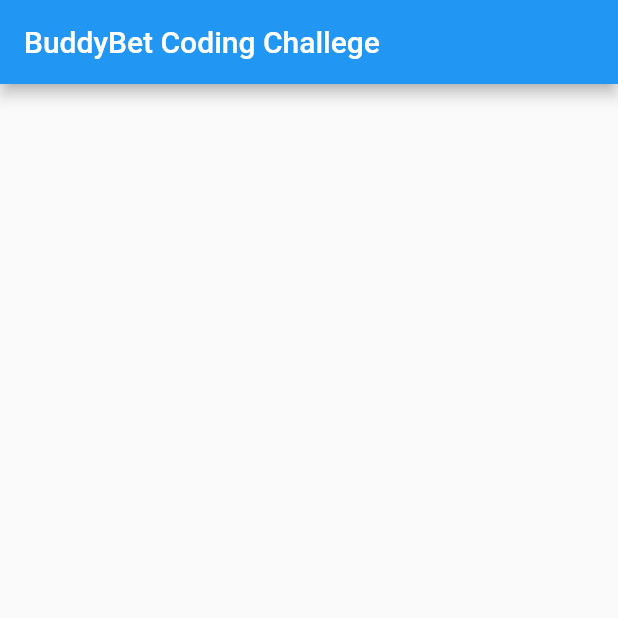
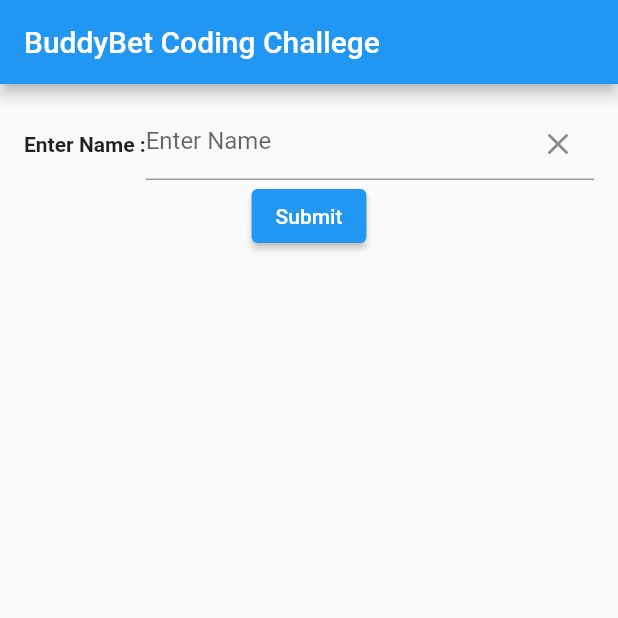
Before and after one commit to Buddybet-Group/codingChallenge, a Flutter app: the screen it shows after launch, on a phone screen of 412 x 824 dp, the top half of it. Run offline on Flutter 3.47's test engine with Material 2 defaults, Android fonts, the phone set to English and light mode, and no system bars; our stand-ins replace bloc, flutter_bloc.

Commit message:
Changes for Buddy bet

```diff
--- /dev/null
+++ b/lib/cubit/prediction_cubit.dart
@@ -0,0 +1,30 @@
+import 'package:bloc/bloc.dart';
+import 'package:meta/meta.dart';
+
+import 'package:coding_chal/model/Prediction.dart';
+import 'package:coding_chal/service/PredictionService.dart';
+
+part 'prediction_state.dart';
+
+class PredictionCubit extends Cubit<PredictionState> {
+  PredictionService service;
+  PredictionCubit(
+    this.service,
+  ) : super(PredictionInitial(status: PredictionStatus.initial));
+
+  getPrediction(String name) async {
+    emit(PredictionLoading(status: PredictionStatus.loading));
+
+    Prediction prediction = await service.getPrediction(name);
+    if (prediction.name == 'Error') {
+      emit(PredictionError(status: PredictionStatus.error));
+    } else {
+      emit(PredictionLoaded(
+          status: PredictionStatus.loading, prediction: prediction));
+    }
+  }
+
+  clear() {
+    emit(PredictionInitial(status: PredictionStatus.initial));
+  }
+}
--- /dev/null
+++ b/lib/cubit/prediction_state.dart
@@ -0,0 +1,45 @@
+part of 'prediction_cubit.dart';
+
+enum PredictionStatus {
+  initial,
+  loading,
+  loaded,
+  error,
+}
+
+class PredictionState {
+  Prediction prediction;
+  PredictionStatus status;
+  PredictionState({
+    this.prediction = const Prediction(name: '', countryList: []),
+    required this.status,
+  });
+}
+
+class PredictionInitial extends PredictionState {
+  PredictionStatus status;
+  PredictionInitial({
+    required this.status,
+  }) : super(status: status);
+}
+
+class PredictionLoading extends PredictionState {
+  PredictionStatus status;
+  PredictionLoading({
+    required this.status,
+  }) : super(status: status);
+}
+
+class PredictionError extends PredictionState {
+  PredictionStatus status;
+  PredictionError({
+    required this.status,
+  }) : super(status: status);
+}
+
+class PredictionLoaded extends PredictionState {
+  PredictionStatus status;
+  Prediction prediction;
+  PredictionLoaded({required this.status, required this.prediction})
+      : super(status: status, prediction: prediction);
+}
--- a/lib/main.dart
+++ b/lib/main.dart
@@ -1,12 +1,175 @@
+import 'package:coding_chal/cubit/prediction_cubit.dart';
+import 'package:coding_chal/model/Country.dart';
+import 'package:coding_chal/model/Prediction.dart';
+import 'package:coding_chal/service/PredictionService.dart';
+import 'package:flutter_bloc/flutter_bloc.dart';
 import 'package:flutter/material.dart';
 
 void main() {
-  runApp(MaterialApp(
-    home: Scaffold(
-      appBar: AppBar(
-        title: Text("BuddyBet Coding Challege"),
-
-      )
-    )
+  PredictionService service = PredictionService();
+  runApp(BlocProvider(
+    create: (context) => PredictionCubit(service),
+    child: MaterialApp(
+        home: Scaffold(
+            appBar: AppBar(
+              title: Text("BuddyBet Coding Challege"),
+            ),
+            body: MyApp())),
   ));
 }
+
+class MyApp extends StatefulWidget {
+  @override
+  State<StatefulWidget> createState() {
+    return MyAppState();
+  }
+}
+
+class MyAppState extends State<MyApp> {
+  String name = '';
+  TextEditingController textEditingController = TextEditingController();
+  @override
+  Widget build(BuildContext context) {
+    return SingleChildScrollView(
+      child: Container(
+        child: Center(
+          child: Container(
+            decoration: boxDecoration(),
+            height: MediaQuery.of(context).size.height * 0.50,
+            padding: const EdgeInsets.all(16),
+            child: Column(
+              children: [
+                Row(
+                  mainAxisAlignment: MainAxisAlignment.spaceEvenly,
+                  children: [
+                    const Text(
+                      'Enter Name :',
+                      style: TextStyle(fontWeight: FontWeight.bold),
+                    ),
+                    nameTextField()
+                  ],
+                ),
+                submitIcon(),
+                predictionCard()
+              ],
+            ),
+          ),
+        ),
+      ),
+    );
+  }
+
+  Widget nameTextField() {
+    return Expanded(
+        child: InputDecorator(
+            decoration: const InputDecoration(
+              border: UnderlineInputBorder(),
+              isDense: true,
+              contentPadding: EdgeInsets.only(bottom: 0),
+            ),
+            child: TextFormField(
+              controller: textEditingController,
+              decoration: InputDecoration(
+                  hintText: 'Enter Name',
+                  border: InputBorder.none,
+                  suffixIcon: IconButton(
+                    onPressed: () {
+                      textEditingController.clear();
+                      context.read<PredictionCubit>().clear();
+                    },
+                    icon: Icon(Icons.clear),
+                  )),
+              keyboardType: TextInputType.name,
+              onChanged: (value) {
+                setState(() {
+                  name = value;
+                });
+              },
+            )));
+  }
+
+  Widget predictionCard() {
+    return BlocBuilder<PredictionCubit, PredictionState>(
+      builder: (context, state) {
+        if (state is PredictionLoaded) {
+          return Container(
+            decoration: boxDecoration(),
+            height: MediaQuery.of(context).size.height * 0.30,
+            padding: const EdgeInsets.all(16),
+            child: Column(children: [
+              Text(state.prediction.name),
+              if (state.prediction.countryList.isNotEmpty)
+                countryList(state.prediction.countryList)
+              else
+                const Text('Could not predict your country')
+            ]),
+          );
+        } else if (state is PredictionError) {
+          return const Text('Some Internal Error Try after some time');
+        } else if (state is PredictionLoading) {
+          return buildProgressIndicator();
+        } else {
+          return const Text('');
+        }
+      },
+    );
+  }
+
+  Widget countryList(List<Country> countryList) {
+    return Container(
+      height: MediaQuery.of(context).size.height * 0.20,
+      child: ListView.builder(
+          itemCount: countryList.length,
+          scrollDirection: Axis.vertical,
+          itemBuilder: (BuildContext context, int index) {
+            return ListTile(
+              leading: Text(countryList[index].countryId),
+              title: Text(
+                  ((countryList[index].probability * 100).round()).toString() +
+                      '%'),
+            );
+          }),
+    );
+  }
+
+  Widget submitIcon() {
+    return ElevatedButton(
+        onPressed: () {
+          if (name.isNotEmpty) {
+            context.read<PredictionCubit>().getPrediction(name);
+          } else {
+            Snackbar('Kindly fill your name ');
+          }
+        },
+        child: const Text('Submit'));
+  }
+
+  Widget buildProgressIndicator() {
+    return const Padding(
+      padding: EdgeInsets.all(8.0),
+      child: Center(
+        child: CircularProgressIndicator(),
+      ),
+    );
+  }
+
+  Snackbar(String error) {
+    return ScaffoldMessenger.of(context)
+      ..hideCurrentSnackBar()
+      ..showSnackBar(
+        SnackBar(
+          content: Text(error),
+        ),
+      );
+  }
+
+  boxDecoration() {
+    return const BoxDecoration(
+      borderRadius: BorderRadius.only(
+          topLeft: Radius.circular(30),
+          topRight: Radius.circular(30),
+          bottomLeft: Radius.circular(30),
+          bottomRight: Radius.circular(30)),
+    );
+  }
+}
--- /dev/null
+++ b/lib/model/Country.dart
@@ -0,0 +1,45 @@
+import 'dart:convert';
+
+class Country {
+  String countryId;
+  double probability;
+  Country({
+    required this.countryId,
+    required this.probability,
+  });
+
+  Map<String, dynamic> toMap() {
+    return {
+      'country_id': countryId,
+      'probability': probability,
+    };
+  }
+
+  factory Country.fromMap(Map<String, dynamic> map) {
+    return Country(
+      countryId: map['country_id'] ?? '',
+      probability: map['probability'] ?? '',
+    );
+  }
+
+  String toJson() => json.encode(toMap());
+
+  factory Country.fromJson(String source) =>
+      Country.fromMap(json.decode(source));
+
+  @override
+  String toString() =>
+      'Country(country_id: $countryId, probability: $probability)';
+
+  @override
+  bool operator ==(Object other) {
+    if (identical(this, other)) return true;
+
+    return other is Country &&
+        other.countryId == countryId &&
+        other.probability == probability;
+  }
+
+  @override
+  int get hashCode => countryId.hashCode ^ probability.hashCode;
+}
--- /dev/null
+++ b/lib/model/Prediction.dart
@@ -0,0 +1,49 @@
+import 'dart:convert';
+
+import 'package:flutter/foundation.dart';
+
+import 'package:coding_chal/model/Country.dart';
+
+class Prediction {
+  final String name;
+  final List<Country> countryList;
+  const Prediction({
+    required this.name,
+    required this.countryList,
+  });
+
+  Map<String, dynamic> toMap() {
+    return {
+      'name': name,
+      'countryList': countryList.map((x) => x.toMap()).toList(),
+    };
+  }
+
+  factory Prediction.fromMap(Map<String, dynamic> map) {
+    return Prediction(
+      name: map['name'] ?? '',
+      countryList:
+          List<Country>.from(map['country']?.map((x) => Country.fromMap(x))),
+    );
+  }
+
+  String toJson() => json.encode(toMap());
+
+  factory Prediction.fromJson(String source) =>
+      Prediction.fromMap(json.decode(source));
+
+  @override
+  String toString() => 'Prediction(name: $name, countryList: $countryList)';
+
+  @override
+  bool operator ==(Object other) {
+    if (identical(this, other)) return true;
+
+    return other is Prediction &&
+        other.name == name &&
+        listEquals(other.countryList, countryList);
+  }
+
+  @override
+  int get hashCode => name.hashCode ^ countryList.hashCode;
+}
--- /dev/null
+++ b/lib/service/PredictionService.dart
@@ -0,0 +1,27 @@
+import 'package:coding_chal/model/Prediction.dart';
+import 'package:http/http.dart' as http;
+
+class PredictionService {
+  getPredictionUrl(String name) {
+    var queryParam = {'name': name};
+    var uri = Uri.http("api.nationalize.io", "", queryParam);
+    print('Prediction  url $uri');
+    return uri;
+  }
+
+  Future<Prediction> getPrediction(String name) async {
+    Prediction prediction;
+    try {
+      final response = await http.get(getPredictionUrl(name));
+      prediction = Prediction.fromJson(response.body);
+      print('-----------------');
+
+      print(prediction);
+    } catch (e) {
+      print(e);
+      prediction = const Prediction(name: 'Error', countryList: []);
+    }
+
+    return prediction;
+  }
+}
```
Also changed, not shown: pubspec.yaml (+4 -13 lines), pubspec.lock.
